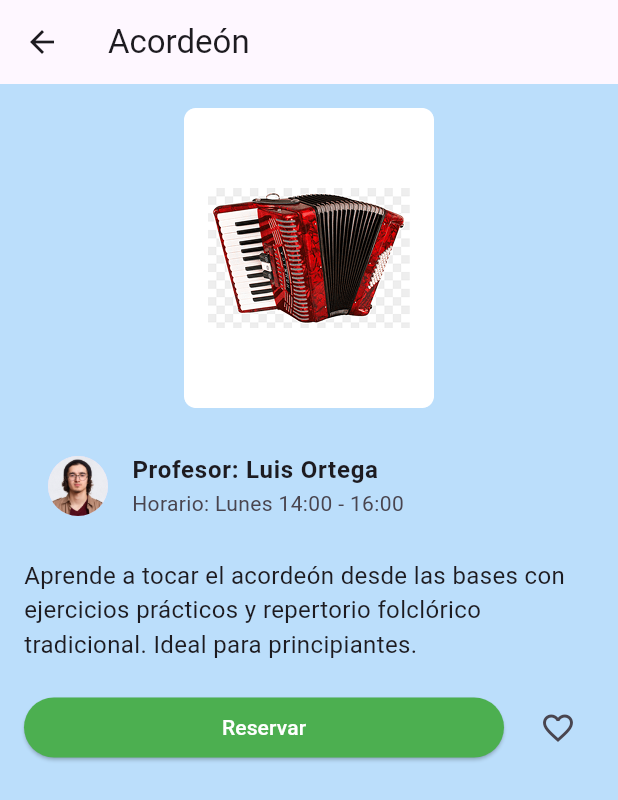
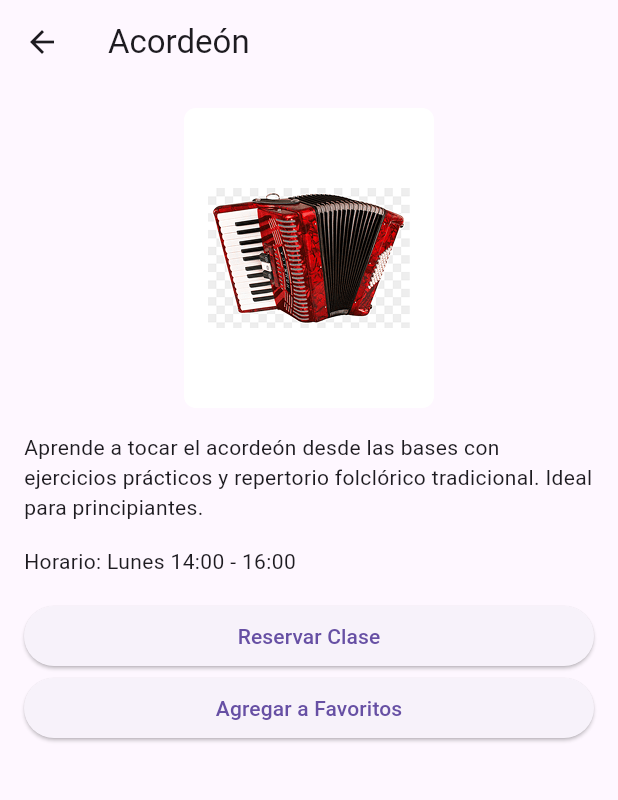
Before and after one commit to renehuanca/reserva_musica_flutter, a Flutter app: the CatalogoScreen screen opened directly, after a tap on "MÁS INFORMACIÓN", on a phone screen of 412 x 824 dp. Shown: the top 800 px of the screen. Run offline on Flutter 3.47's test engine with Material 3 defaults, Android fonts, the light colour scheme and no system bars.

Commit message:
ultima parte

```diff
--- a/lib/screens/catalogo_screen.dart
+++ b/lib/screens/catalogo_screen.dart
@@ -1,6 +1,7 @@
 import 'package:flutter/material.dart';
 import 'package:reserva_musica_flutter/pantalla_bienvenida.dart';
 import 'package:reserva_musica_flutter/screens/detalle_screen.dart';
+import 'package:reserva_musica_flutter/screens/favoritos_screen.dart';
 
 class CatalogoScreen extends StatefulWidget {
   const CatalogoScreen({super.key});
@@ -118,6 +119,15 @@ class _CatalogoScreenState extends State<CatalogoScreen> {
     },
   ];
 
+void actualizarClase(Map<String, dynamic> claseActualizada) {
+    setState(() {
+      final index = classList.indexWhere((c) => c['id'] == claseActualizada['id']);
+      if (index != -1) {
+        classList[index] = claseActualizada;
+      }
+    });
+  }
+
   @override
   Widget build(BuildContext context) {
     return Scaffold(
@@ -126,12 +136,21 @@ class _CatalogoScreenState extends State<CatalogoScreen> {
         title: Text('Catálogo'),
         actions: [
           IconButton(
-            icon: Icon(Icons.favorite_border),
+            icon: Icon(Icons.favorite),
             tooltip: 'Clases Favoritas',
             onPressed: () {
-              // navegar hasta la venta de clases favoritas
+              Navigator.push(
+                context,
+                MaterialPageRoute(
+                  builder: (_) => FavoritosScreen(
+                    clases: classList,
+                    onUpdate: actualizarClase,
+                  ),
+                ),
+              );
             },
-          ),IconButton(
+          ),
+          IconButton(
             icon: Icon(Icons.exit_to_app),
             tooltip: 'Cerrar sesión',
             onPressed: () {
@@ -142,9 +161,7 @@ class _CatalogoScreenState extends State<CatalogoScreen> {
       ),
       body: Column(
         children: [
-          Container(
-            color: Colors.lightBlue[50],
-            child: Padding(
+          Padding(
             padding: const EdgeInsets.all(12),
             child: Row(
               children: [
@@ -155,13 +172,11 @@ class _CatalogoScreenState extends State<CatalogoScreen> {
                       hintText: 'Buscar clases...',
                       border: OutlineInputBorder(),
                     ),
-                      onSubmitted: (value) => {},
                   ),
                 ),
                 const SizedBox(width: 8),
                 IconButton(icon: Icon(Icons.search), onPressed: () {}),
               ],
-              ),
             ),
           ),
           Expanded(
@@ -170,10 +185,7 @@ class _CatalogoScreenState extends State<CatalogoScreen> {
               itemBuilder: (context, index) {
                 final classItem = classList[index];
                 return Card(
-                  margin: const EdgeInsets.symmetric(
-                    horizontal: 12,
-                    vertical: 6,
-                  ),
+                  margin: const EdgeInsets.symmetric(horizontal: 12, vertical: 6),
                   child: Padding(
                     padding: const EdgeInsets.all(12),
                     child: Column(
@@ -204,30 +216,30 @@ class _CatalogoScreenState extends State<CatalogoScreen> {
                         Text(
                           'Estado: ${classItem['isReserved'] ? 'Reservado' : 'Disponible'}',
                           style: TextStyle(
-                            color:
-                                classItem['isReserved']
-                                    ? Colors.red
-                                    : Colors.green,
+                            color: classItem['isReserved'] ? Colors.red : Colors.green,
                           ),
                         ),
                         Align(
                           alignment: Alignment.centerRight,
                           child: ElevatedButton(
                             style: ElevatedButton.styleFrom(
-                              backgroundColor:
-                                  Colors.blue[400], // Cambia el color aquí
+                              backgroundColor: Colors.blue[400],
                             ),
                             onPressed: () {
                               Navigator.push(
                                 context,
                                 MaterialPageRoute(
-                                  builder:
-                                      (context) =>
-                                          DetalleScreen(classItem: classItem),
+                                  builder: (context) => DetalleScreen(
+                                    classItem: classItem,
+                                    onUpdate: actualizarClase,
+                                  ),
                                 ),
                               );
                             },
-                            child: const Text('MÁS INFORMACIÓN', style: TextStyle(color: Colors.white,),)
+                            child: const Text(
+                              'MÁS INFORMACIÓN',
+                              style: TextStyle(color: Colors.white),
+                            ),
                           ),
                         ),
                       ],
@@ -241,6 +253,5 @@ class _CatalogoScreenState extends State<CatalogoScreen> {
       ),
     );
   }
-
   void masInformacion(int id) {}
 }
--- a/lib/screens/detalle_screen.dart
+++ b/lib/screens/detalle_screen.dart
@@ -2,89 +2,66 @@ import 'package:flutter/material.dart';
 
 class DetalleScreen extends StatefulWidget {
   final Map<String, dynamic> classItem;
+  final Function(Map<String, dynamic>) onUpdate;
 
-  const DetalleScreen({super.key, required this.classItem});
+  DetalleScreen({
+    required this.classItem,
+    required this.onUpdate,
+  });
 
   @override
   State<DetalleScreen> createState() => _DetalleScreenState();
 }
 
 class _DetalleScreenState extends State<DetalleScreen> {
-  late bool isReserved;
-  late bool isFavorite;
+  late Map<String, dynamic> clase;
 
   @override
   void initState() {
     super.initState();
-    isReserved = widget.classItem['isReserved'] ?? false;
-    isFavorite = widget.classItem['isFavorite'] ?? false;
+    clase = Map<String, dynamic>.from(widget.classItem);
+  }
+
+  void toggleReserva() {
+    setState(() {
+      clase['isReserved'] = !clase['isReserved'];
+    });
+    widget.onUpdate(clase);
+  }
+
+  void toggleFavorito() {
+    setState(() {
+      clase['isFavorite'] = !clase['isFavorite'];
+    });
+    widget.onUpdate(clase);
   }
 
   @override
   Widget build(BuildContext context) {
     return Scaffold(
-      backgroundColor: Colors.blue[100],
-      appBar: AppBar(
-        title: Text(widget.classItem['instrument'] ?? 'Detalle'),
-      ),
-      body: SingleChildScrollView(
-        padding: const EdgeInsets.all(16),
-        child: Column(
+      appBar: AppBar(title: Text(clase['instrument'])),
+      body: Padding(
+        padding: const EdgeInsets.all(16.0),
+        child: ListView(
           children: [
-            Image.asset(
-              widget.classItem['instrumentImageUrl'],
-              height: 200,
-              errorBuilder: (_, __, ___) =>
-                  const Icon(Icons.music_note, size: 200),
+            Image.asset(clase['instrumentImageUrl'], height: 200),
+            const SizedBox(height: 16),
+            Text(clase['description']),
+            const SizedBox(height: 16),
+            Text('Horario: ${clase['schedule']}'),
+            const SizedBox(height: 16),
+            ElevatedButton(
+              onPressed: toggleReserva,
+              child: Text(
+                clase['isReserved'] ? 'Cancelar Reserva' : 'Reservar Clase',
+              ),
             ),
-            const SizedBox(height: 16),
-            ListTile(
-              leading: CircleAvatar(
-                backgroundImage:
-                    AssetImage(widget.classItem['teacherImageUrl']),
+            ElevatedButton(
+              onPressed: toggleFavorito,
+              child: Text(
+                clase['isFavorite'] ? 'Quitar de Favoritos' : 'Agregar a Favoritos',
               ),
-              title: Text('Profesor: ${widget.classItem['teacher']}',
-                  style: const TextStyle(fontWeight: FontWeight.bold)),
-              subtitle: Text('Horario: ${widget.classItem['schedule']}'),
             ),
-            const SizedBox(height: 12),
-            Text(
-              widget.classItem['description'],
-              style: const TextStyle(fontSize: 16),
-            ),
-            const SizedBox(height: 20),
-            Row(
-              children: [
-                Expanded(
-                  child: ElevatedButton(
-                    style: ElevatedButton.styleFrom(
-                      backgroundColor: isReserved ? Colors.red : Colors.green,
-                    ),
-                    onPressed: () {
-                      setState(() {
-                        // navigate to confirmation screen
-                        isReserved = !isReserved;
-                      });
-                    },
-                    child: Text(isReserved ? 'Cancelar reserva' : 'Reservar',
-                        style: const TextStyle(color: Colors.white)),
-                  ),
-                ),
-                const SizedBox(width: 12),
-                IconButton(
-                  icon: Icon(
-                    isFavorite ? Icons.favorite : Icons.favorite_border,
-                    color: isFavorite ? Colors.red : null,
-                  ),
-                  onPressed: () {
-                    setState(() {
-                      isFavorite = !isFavorite;
-                    });
-                  },
-                  tooltip: 'Agregar a favoritos',
-                ),
-              ],
-            )
           ],
         ),
       ),
--- a/pubspec.yaml
+++ b/pubspec.yaml
@@ -16,8 +16,7 @@ dev_dependencies:
   flutter_lints: ^5.0.0
 
 flutter:
+  uses-material-design: true
   assets:
     - assets/images/
     - assets/audio/
-
-  uses-material-design: true
```
Also changed, not shown: lib/pantalla_inicio_sesion.dart (+4 -12 lines), lib/screens/confirmacion_screen.dart (added, +35 -0 lines), lib/screens/favoritos_screen.dart (added, +45 -0 lines), pubspec.lock. Lines whose indentation alone changed are shown as unchanged.
